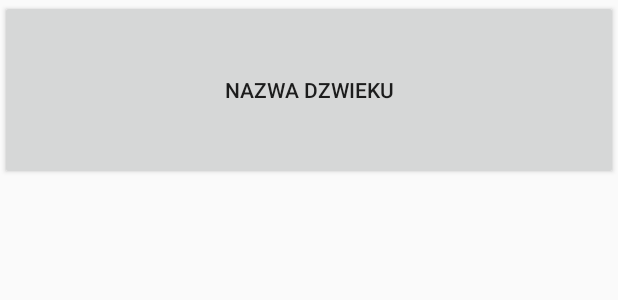
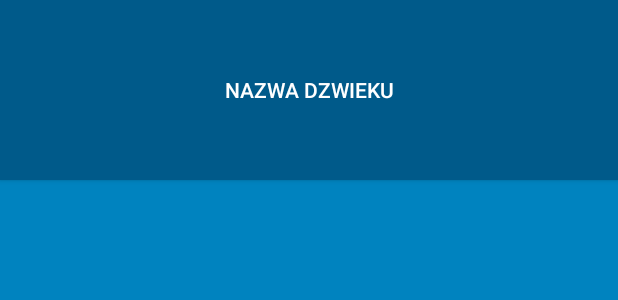
Before and after one commit to MateuszW95/BeatBoxKotlin, an Android app: the layout list_item_sound.xml on its own in the app's theme, with its tools: preview values and no code run, on a phone screen of 412 x 824 dp. Shown: the top 300 px of the screen. Run offline under Robolectric (Android 15) with nearby library versions, the phone set to English and light mode, and no system bars.

Commit message:
Creating new style

```diff
--- a/app/build.gradle
+++ b/app/build.gradle
@@ -36,4 +36,6 @@ dependencies {
     androidTestImplementation 'com.android.support.test.espresso:espresso-core:3.0.1'
     implementation 'com.android.support:recyclerview-v7:26.1.0'
     kapt 'com.android.databinding:compiler:3.1.2'
+    testImplementation 'org.mockito:mockito-inline:2.18.3'
+    testImplementation 'org.hamcrest:hamcrest-junit:2.0.0.0'
 }
--- a/app/src/main/java/com/bignerdranch/android/beatboxkotlin/Models/Sound.kt
+++ b/app/src/main/java/com/bignerdranch/android/beatboxkotlin/Models/Sound.kt
@@ -3,7 +3,7 @@ package com.bignerdranch.android.beatboxkotlin.Models
 /**
  * Created by mateusz on 24.04.18.
  */
-class Sound(assetPath:String) {
+open class Sound(assetPath:String) {
     var mAssetPath=assetPath
     var mSoundId:Int = 0
     var mName:String
--- a/app/src/main/java/com/bignerdranch/android/beatboxkotlin/Models/SoundViewModel.kt
+++ b/app/src/main/java/com/bignerdranch/android/beatboxkotlin/Models/SoundViewModel.kt
@@ -7,7 +7,7 @@ import com.android.databinding.library.baseAdapters.BR
 /**
  * Created by mateusz on 24.04.18.
  */
-class SoundViewModel(beatBox: BeatBox): BaseObservable() {
+open class SoundViewModel(beatBox: BeatBox): BaseObservable() {
 
     var mSound: Sound= Sound("")
     @Bindable set(value) {field=value;notifyPropertyChanged(BR.title)}
@@ -26,4 +26,8 @@ class SoundViewModel(beatBox: BeatBox): BaseObservable() {
     fun play(){
         mBeatBox.play(mSound)
     }
+
+    fun playSound() {
+        TODO("not implemented") //To change body of created functions use File | Settings | File Templates.
+    }
 }
--- a/app/src/main/res/layout/fragment_beat_box.xml
+++ b/app/src/main/res/layout/fragment_beat_box.xml
@@ -24,7 +24,9 @@
             tools:text="progress"
             android:gravity="center"
             android:layout_weight="9"
-            android:text="@{String.valueOf(viewModel.progress)+'%'}"/>
+            android:text="@{String.valueOf(viewModel.progress)+'%'}"
+
+            />
         <android.support.v7.widget.AppCompatSeekBar
             android:layout_width="match_parent"
             android:layout_height="match_parent"
--- a/app/src/main/res/values/colors.xml
+++ b/app/src/main/res/values/colors.xml
@@ -3,4 +3,9 @@
     <color name="colorPrimary">#3F51B5</color>
     <color name="colorPrimaryDark">#303F9F</color>
     <color name="colorAccent">#FF4081</color>
+    <color name="red">#F44336</color>
+    <color name="dark_red">#C3352B</color>
+    <color name="gray">#d5d8d9</color>
+    <color name="soothing_blue">#0083BF</color>
+    <color name="dark_blue">#005A8A</color>
 </resources>
--- a/app/src/main/res/values/styles.xml
+++ b/app/src/main/res/values/styles.xml
@@ -1,11 +1,19 @@
 <resources>
 
     <!-- Base application theme. -->
-    <style name="AppTheme" parent="Theme.AppCompat.Light.DarkActionBar">
+    <style name="AppTheme" parent="Theme.AppCompat">
         <!-- Customize your theme here. -->
-        <item name="colorPrimary">@color/colorPrimary</item>
-        <item name="colorPrimaryDark">@color/colorPrimaryDark</item>
-        <item name="colorAccent">@color/colorAccent</item>
+        <item name="colorPrimary">@color/red</item>
+        <item name="colorPrimaryDark">@color/dark_red</item>
+        <item name="colorAccent">@color/gray</item>
+        <item name="android:windowBackground">@color/soothing_blue</item>
+        <item name="buttonStyle">@style/BeatBoxButton</item>
     </style>
+    <style name="BeatBoxButton" parent="Widget.AppCompat.Button">
+        <item name="android:background">@color/dark_blue</item>
 
+    </style>
+    <style name="BeatBoxButton.Strong">
+
+    </style>
 </resources>
```
Also changed, not shown: app/src/main/java/com/bignerdranch/android/beatboxkotlin/Fragments/BeatBoxFragment.kt (+12 -1 lines), app/src/main/java/com/bignerdranch/android/beatboxkotlin/Models/BeatBox.kt (+7 -3 lines), app/src/main/java/com/bignerdranch/android/beatboxkotlin/Models/DividerItemDecoration.kt (added, +15 -0 lines), 1 other file.
